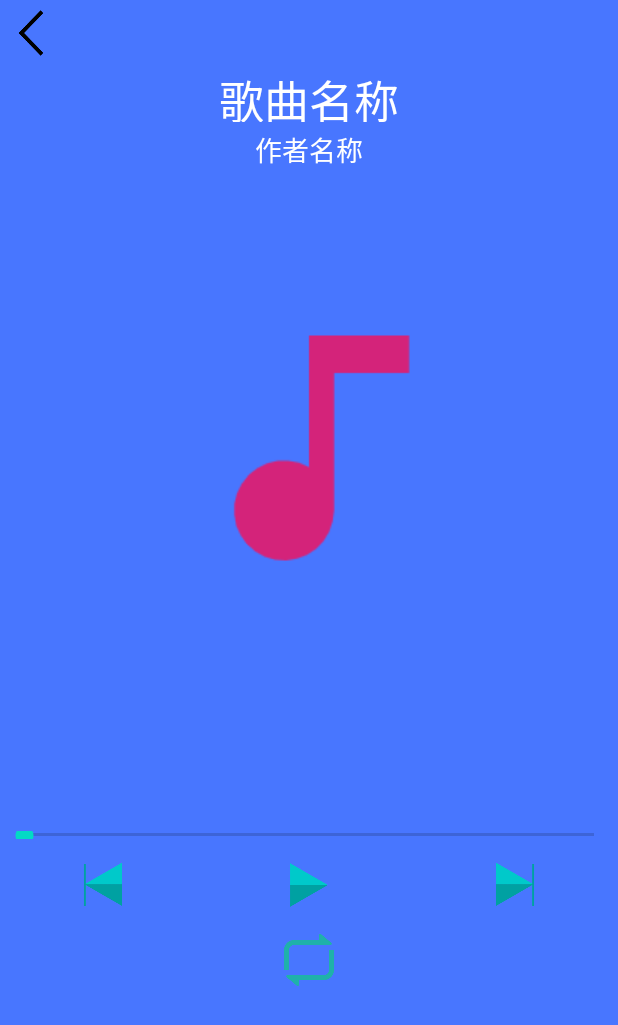
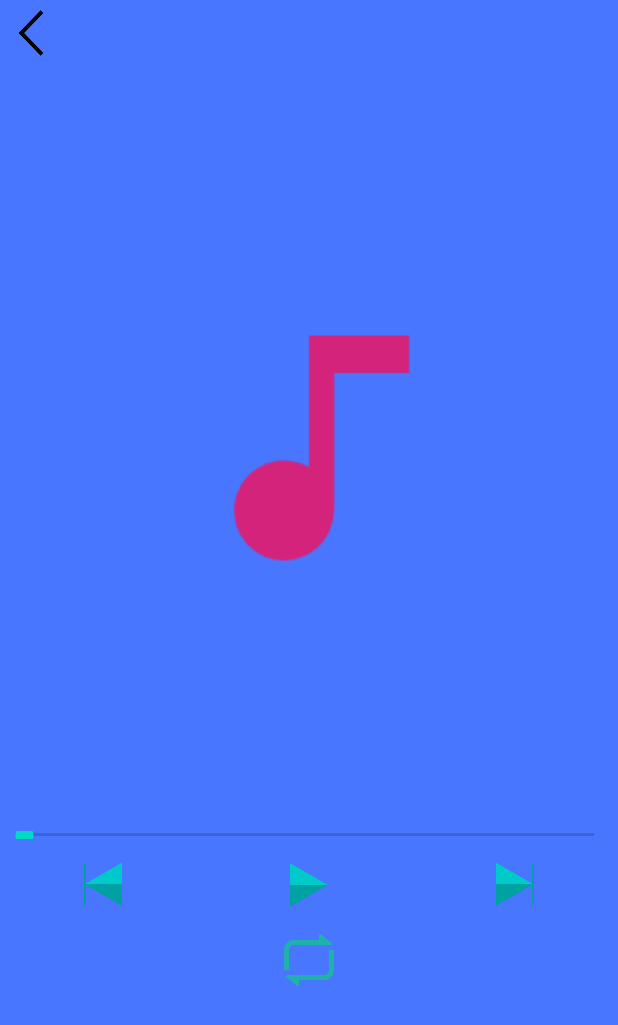
Before and after one commit to Fo-Xi-Team/MusicPlayer, an Android app: the layout activity_lyrics.xml on its own in the app's theme, with its tools: preview values and no code run, on a phone screen of 412 x 824 dp. Shown: the top 1025 px of the screen. Run offline under Robolectric (Android 15) with nearby library versions, the phone set to English and light mode, and no system bars.

```diff
--- a/app/src/main/java/cn/edu/scujcc/musicplayer/MusicService.java
+++ b/app/src/main/java/cn/edu/scujcc/musicplayer/MusicService.java
@@ -27,7 +27,7 @@ import java.util.Random;
 
 public class MusicService extends Service {
 
-    public static final String MUSIC_SERVICE_ACTION = "com.madderate.musicbox.MUSIC_SERVICE";
+    public static final String MUSIC_SERVICE_ACTION = "cn.edu.scujcc.musicplayer.MUSIC_SERVICE";
     public static final String MUSIC_SERVICE_NAME = "music_service";
     public static final String LIST_POS = "list_pos";
     public static final String SEEK_POS = "seek_pos";
--- a/app/src/main/res/layout/activity_lyrics.xml
+++ b/app/src/main/res/layout/activity_lyrics.xml
@@ -21,18 +21,17 @@
         android:id="@+id/music_name"
         android:layout_width="match_parent"
         android:layout_height="37dp"
-        android:text="歌曲名称"
+        android:gravity="center"
         android:textColor="#FFFFFF"
-        android:textSize="30sp"
-        android:gravity="center"/>
+        android:textSize="30sp" />
+
     <TextView
         android:id="@+id/artist_name"
         android:layout_width="match_parent"
         android:layout_height="37dp"
-        android:text="作者名称"
+        android:gravity="center"
         android:textColor="#FFFFFF"
-        android:textSize="18sp"
-        android:gravity="center"/>
+        android:textSize="18sp" />
     <ListView android:id="@+id/music_list"
         android:layout_width="match_parent"
         android:layout_height="0dp"
```
Also changed, not shown: app/src/main/AndroidManifest.xml (+3 -6 lines), app/src/main/java/cn/edu/scujcc/musicplayer/MainActivity.java (+9 -0 lines), app/src/main/java/cn/edu/scujcc/musicplayer/lyrics.java (+1 -32 lines).
